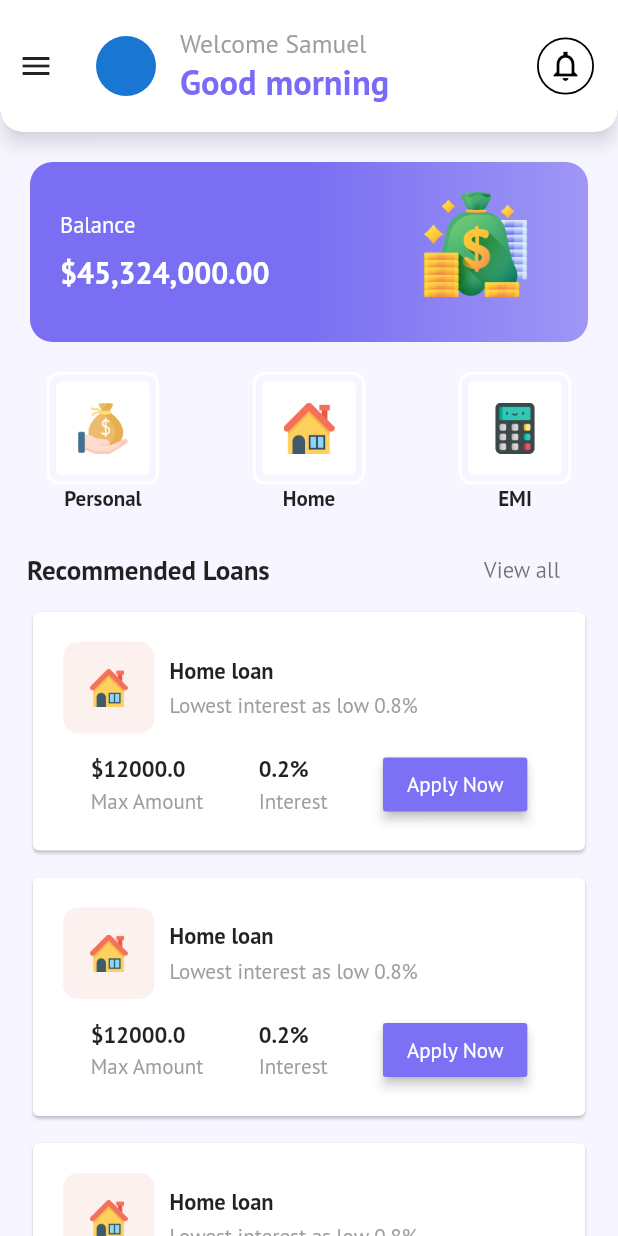
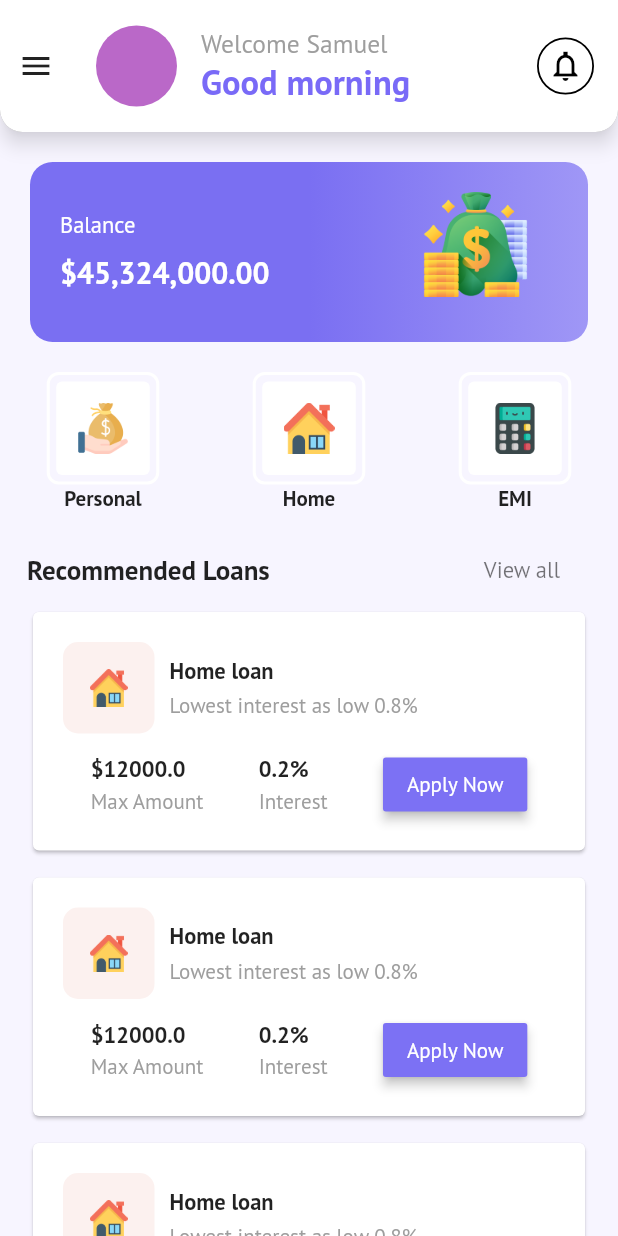
Before and after one commit to samtuga1/loaner, a Flutter app: the screen it shows after launch, on a phone screen of 412 x 824 dp. Run offline on Flutter 3.47's test engine with Material 2 defaults, Android fonts, the light colour scheme and no system bars; our stand-ins replace google_fonts.

Commit message:
changed color of circle avatar

```diff
--- a/lib/widgets/greetings_banner.dart
+++ b/lib/widgets/greetings_banner.dart
@@ -37,7 +37,10 @@ class GreetingBarner extends StatelessWidget {
               ),
               Expanded(
                 child: ListTile(
-                  leading: CircleAvatar(),
+                  leading: CircleAvatar(
+                    radius: 27,
+                    backgroundColor: Colors.purple[300],
+                  ),
                   title: const Text(
                     'Welcome Samuel',
                     style: TextStyle(fontSize: 17, color: Colors.grey),
```
